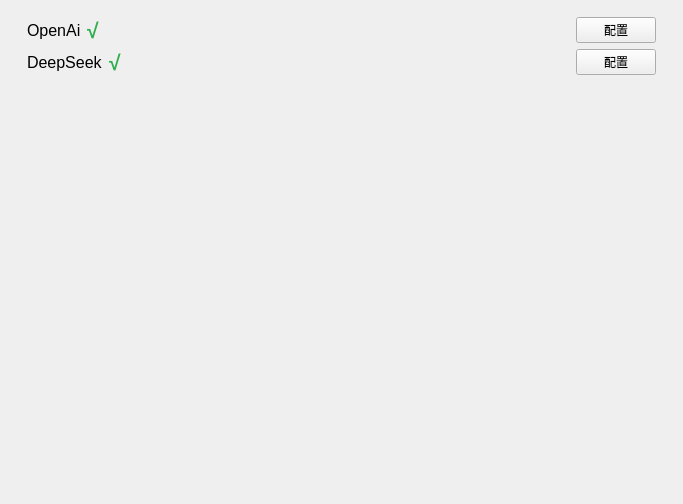
The window that windows/setting/child/settingchild_llm.ui (Zao-chen/ZcChat2) describes before a commit, drawn with Qt 5.
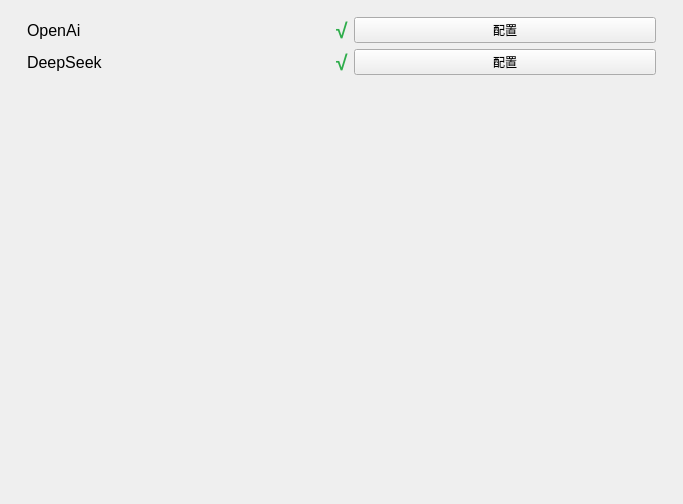
The same window after the commit. Custom widgets are drawn as their Qt base class.

Commit message: feat: 更新README和UI文件，优化布局和移动端版本说明

The edit to the form file:
```diff
--- a/windows/setting/child/settingchild_llm.ui
+++ b/windows/setting/child/settingchild_llm.ui
@@ -44,7 +44,7 @@
        </property>
        <item>
         <widget class="ElaScrollPageArea" name="widget" native="true">
-         <layout class="QHBoxLayout" name="horizontalLayout">
+         <layout class="QHBoxLayout" name="horizontalLayout" stretch="1,0,1">
           <property name="leftMargin">
            <number>15</number>
           </property>
@@ -59,6 +59,12 @@
           </property>
           <item>
            <widget class="ElaText" name="label">
+            <property name="sizePolicy">
+             <sizepolicy hsizetype="Expanding" vsizetype="Preferred">
+              <horstretch>0</horstretch>
+              <verstretch>0</verstretch>
+             </sizepolicy>
+            </property>
             <property name="font">
              <font>
               <pointsize>12</pointsize>
@@ -88,21 +94,14 @@
             </property>
            </widget>
           </item>
-          <item>
-           <spacer name="horizontalSpacer_Openai">
-            <property name="orientation">
-             <enum>Qt::Orientation::Horizontal</enum>
-            </property>
-            <property name="sizeHint" stdset="0">
-             <size>
-              <width>40</width>
-              <height>20</height>
-             </size>
-            </property>
-           </spacer>
-          </item>
           <item>
            <widget class="ElaPushButton" name="pushButton_Openai_Set">
+            <property name="sizePolicy">
+             <sizepolicy hsizetype="Expanding" vsizetype="Fixed">
+              <horstretch>0</horstretch>
+              <verstretch>0</verstretch>
+             </sizepolicy>
+            </property>
             <property name="text">
              <string>配置</string>
             </property>
@@ -113,7 +112,7 @@
        </item>
        <item>
         <widget class="ElaScrollPageArea" name="widget_2" native="true">
-         <layout class="QHBoxLayout" name="horizontalLayout_4">
+         <layout class="QHBoxLayout" name="horizontalLayout_4" stretch="1,0,1">
           <property name="leftMargin">
            <number>15</number>
           </property>
@@ -128,6 +127,12 @@
           </property>
           <item>
            <widget class="ElaText" name="label_6">
+            <property name="sizePolicy">
+             <sizepolicy hsizetype="Expanding" vsizetype="Preferred">
+              <horstretch>0</horstretch>
+              <verstretch>0</verstretch>
+             </sizepolicy>
+            </property>
             <property name="font">
              <font>
               <pointsize>12</pointsize>
@@ -157,21 +162,14 @@
             </property>
            </widget>
           </item>
-          <item>
-           <spacer name="horizontalSpacer_Deepseek">
-            <property name="orientation">
-             <enum>Qt::Orientation::Horizontal</enum>
-            </property>
-            <property name="sizeHint" stdset="0">
-             <size>
-              <width>40</width>
-              <height>20</height>
-             </size>
-            </property>
-           </spacer>
-          </item>
           <item>
            <widget class="ElaPushButton" name="pushButton_Deepseek_Set">
+            <property name="sizePolicy">
+             <sizepolicy hsizetype="Expanding" vsizetype="Fixed">
+              <horstretch>0</horstretch>
+              <verstretch>0</verstretch>
+             </sizepolicy>
+            </property>
             <property name="text">
              <string>配置</string>
             </property>
```
The commit also changes 1 other file.
